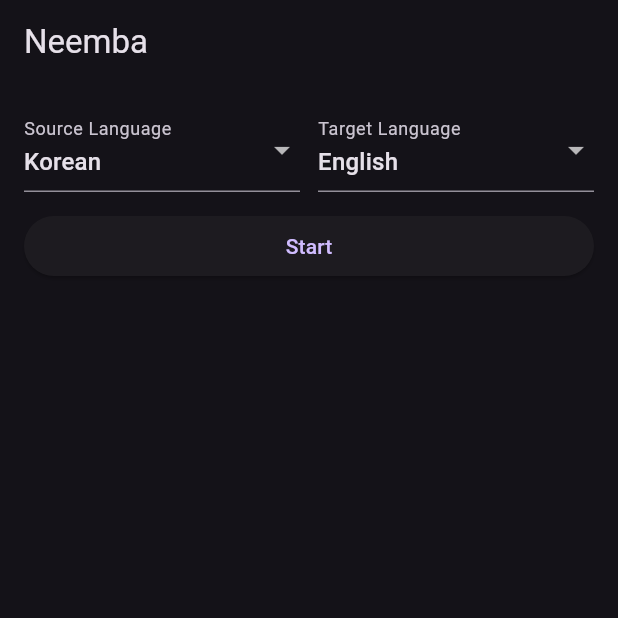
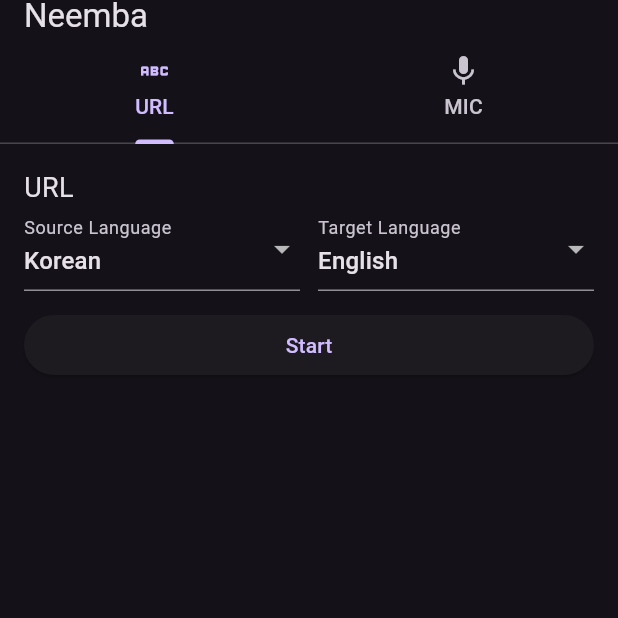
Before and after one commit to pro047/Neemba_Front, a Flutter app: the screen it shows after launch, on a phone screen of 412 x 824 dp, the top half of it. Run offline on Flutter 3.47's test engine with Material 3 defaults, Android fonts, the phone set to English and light mode, and no system bars; our stand-ins replace flutter_dotenv, flutter_riverpod, flutter_tts.

Commit message:
Implement mic client and resolved the TTS audio output issue"

```diff
--- a/lib/api_config.dart
+++ b/lib/api_config.dart
@@ -7,6 +7,6 @@
 
   factory ApiConfig.local() {
     final host = dotenv.get('HOST');
-    return ApiConfig._('https://$host');
+    return ApiConfig._('http://$host');
   }
 }
--- /dev/null
+++ b/lib/provider/mic_result_provider.dart
@@ -0,0 +1,9 @@
+import 'package:flutter_riverpod/flutter_riverpod.dart';
+import 'package:flutter_riverpod/legacy.dart';
+import 'package:mvp/type.dart';
+
+final micResultProvider = StateProvider<AsyncValue<StartSessionResponse?>>(
+  (_) => const AsyncValue.data(null),
+);
+
+final micResultSuccessProvider = StateProvider<bool?>((_) => null);
--- a/lib/translation_screen.dart
+++ b/lib/translation_screen.dart
@@ -1,10 +1,10 @@
 import 'package:flutter/material.dart';
 import 'package:flutter_riverpod/flutter_riverpod.dart';
+import 'package:mvp/provider/mic_result_provider.dart';
 import 'package:mvp/provider/rest_client_provider.dart';
 import 'package:mvp/provider/result_provider.dart';
 import 'package:mvp/provider/ws_client_provider.dart';
 import 'package:mvp/tts_service.dart';
-import 'package:mvp/validate_url.dart';
 
 class TranslationScreen extends ConsumerStatefulWidget {
   const TranslationScreen({super.key});
@@ -41,8 +41,8 @@
 
   void onText(String text) {
     print(text);
+    texts.add(text);
     textToSpeechService.enqueue(text);
-    texts.add(text);
     setState(() {});
   }
 
@@ -51,21 +51,28 @@
     setState(() {});
   }
 
-  void _onChanged(String value) {
-    errorMessage.value = validateRtmpUrl(value);
-  }
-
+  //
   @override
   Widget build(BuildContext context) {
-    final asyncResult = ref.watch(startSessionResultProvider);
-    final isSuccessed = ref.watch(startSessionSuccessProvider) ?? false;
+    final asyncRtmpResult = ref.watch(startSessionResultProvider);
+    final asyncMicResult = ref.watch(micResultProvider);
+    final isRtmpSuccessed = ref.watch(startSessionSuccessProvider) ?? false;
+    final isMicSuccessed = ref.watch(micResultSuccessProvider) ?? false;
     final current = textToSpeechService.currentSpeakingIndex;
 
-    Widget body() {
+    Widget RtmpView() {
       return Padding(
         padding: const EdgeInsets.all(16),
         child: Column(
           children: [
+            SizedBox(
+              width: double.infinity,
+              child: Text(
+                'URL',
+                textAlign: TextAlign.left,
+                style: TextStyle(fontSize: 18),
+              ),
+            ),
             Row(
               children: [
                 Expanded(
@@ -105,7 +112,96 @@
             SizedBox(
               width: double.infinity,
               child: ElevatedButton(
-                onPressed: asyncResult.isLoading
+                onPressed: asyncRtmpResult.isLoading
+                    ? null
+                    : () async {
+                        await ref.read(restClientProvider).startSession(ref);
+
+                        final value = ref
+                            .read(startSessionResultProvider)
+                            .value;
+                        if (value == null) {
+                          ScaffoldMessenger.of(context).showSnackBar(
+                            const SnackBar(
+                              content: Text('create session failed'),
+                            ),
+                          );
+                          return;
+                        }
+
+                        await ref
+                            .read(wsClientProvider)
+                            .connect(
+                              sessionId: value.sessionId,
+                              webSocketUrl: value.webSocketUrl,
+                              onText: onText,
+                            );
+
+                        texts = [];
+                        setState(() {});
+                      },
+                child: const Text('Start'),
+              ),
+            ),
+            const SizedBox(height: 12),
+          ],
+        ),
+      );
+    }
+
+    Widget MicView() {
+      return Padding(
+        padding: const EdgeInsets.all(16),
+        child: Column(
+          children: [
+            SizedBox(
+              width: double.infinity,
+              child: Text(
+                'MIC',
+                textAlign: TextAlign.left,
+                style: TextStyle(fontSize: 18),
+              ),
+            ),
+            Row(
+              children: [
+                Expanded(
+                  child: DropdownButtonFormField<String>(
+                    value: sourceLangCode,
+                    items: const [
+                      DropdownMenuItem(value: 'ko-KR', child: Text('Korean')),
+                    ],
+                    onChanged: (v) => setState(() {
+                      sourceLangCode = v!;
+                    }),
+                    decoration: const InputDecoration(
+                      labelText: 'Source Language',
+                    ),
+                  ),
+                ),
+                const SizedBox(width: 12),
+                Expanded(
+                  child: DropdownButtonFormField<String>(
+                    value: targetLangCode,
+                    items: const [
+                      DropdownMenuItem(value: 'en-US', child: Text('English')),
+                    ],
+                    onChanged: (v) => setState(() {
+                      targetLangCode = v!;
+                    }),
+                    decoration: const InputDecoration(
+                      labelText: 'Target Language',
+                    ),
+                  ),
+                ),
+              ],
+            ),
+
+            const SizedBox(height: 12),
+
+            SizedBox(
+              width: double.infinity,
+              child: ElevatedButton(
+                onPressed: asyncMicResult.isLoading
                     ? null
                     : () async {
                         await ref.read(restClientProvider).startSession(ref);
@@ -226,15 +322,31 @@
 
     return GestureDetector(
       onTap: () => FocusScope.of(context).unfocus(),
+      child: DefaultTabController(
+        length: 2,
         child: Scaffold(
-        appBar: AppBar(title: const Text('Neemba')),
-        body: asyncResult.when(
+          appBar: AppBar(
+            title: const Text('Neemba'),
+            bottom: PreferredSize(
+              preferredSize: const Size.fromHeight(40),
+              child: TabBar(
+                isScrollable: false,
+                tabs: [
+                  Tab(icon: Icon(Icons.abc), text: "URL"),
+                  Tab(icon: Icon(Icons.mic), text: "MIC"),
+                ],
+              ),
+            ),
+          ),
+          body: TabBarView(
+            children: [
+              asyncRtmpResult.when(
                 data: (data) {
                   print('data $data');
                   print(
                     'is Transrating : ${ref.read(startSessionSuccessProvider.notifier).state}',
                   );
-            return isSuccessed ? SuccessView() : body();
+                  return isRtmpSuccessed ? SuccessView() : RtmpView();
                 },
                 error: (err, st) {
                   print('$err / $st');
@@ -252,6 +364,33 @@
                   ),
                 ),
               ),
+              asyncMicResult.when(
+                data: (data) {
+                  print('data $data');
+                  print(
+                    'is Transrating : ${ref.read(startSessionSuccessProvider.notifier).state}',
+                  );
+                  return isMicSuccessed ? SuccessView() : MicView();
+                },
+                error: (err, st) {
+                  print('$err / $st');
+                  return Center(child: Text('Err $err'));
+                },
+                loading: () => const Center(
+                  child: Column(
+                    mainAxisAlignment: MainAxisAlignment.center,
+                    mainAxisSize: MainAxisSize.min,
+                    children: [
+                      CircularProgressIndicator(backgroundColor: Colors.white),
+                      SizedBox(height: 12),
+                      Text('Starting...'),
+                    ],
+                  ),
+                ),
+              ),
+            ],
+          ),
+        ),
       ),
     );
   }
--- a/lib/ws_client.dart
+++ b/lib/ws_client.dart
@@ -10,9 +10,9 @@
     required String webSocketUrl,
     required void Function(String) onText,
   }) async {
-    final url = Uri.parse(
-      webSocketUrl.replaceAll('#', ''),
-    ).replace(scheme: 'wss');
+    final url = Uri.parse(webSocketUrl);
+    //   webSocketUrl.replaceAll('#', ''),
+    // ).replace(scheme: 'wss');
     print('webSocket url : $url');
     _channel = IOWebSocketChannel.connect(url);
     _channel!.stream.listen(
```
Also changed, not shown: lib/mic_client.dart (added, +69 -0 lines), lib/tts_service.dart (+25 -21 lines). Lines whose indentation alone changed are shown as unchanged.
